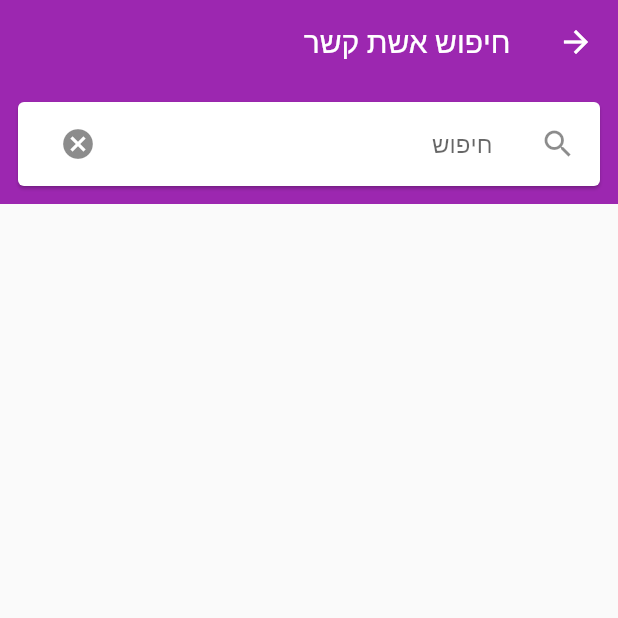
After one commit to ICST-Technion/Womens-Courtyard, a Flutter app: the AddClientPage screen opened directly, scrolled down 176 dp, after a tap on "הוספת איש קשר", on a phone screen of 412 x 824 dp, the top half of it. The commit adds this screen. Run offline on Flutter 3.47's test engine with Material 2 defaults, Android fonts, the phone set to English and light mode, and no system bars; our stand-ins replace charts_flutter, cloud_firestore, cloud_functions, date_format, firebase_auth, firebase_core and 1 more; accounts and stored records are empty.

Commit message:
More Contact Work

```diff
--- a/womens_courtyard/lib/client_entering.dart
+++ b/womens_courtyard/lib/client_entering.dart
@@ -1,7 +1,8 @@
 import 'package:flutter/material.dart';
 import 'package:womens_courtyard/personal_file.dart';
 import 'package:womens_courtyard/user.dart';
-import 'package:womens_courtyard/add_contact.dart' as add_contact_page;
+import 'package:womens_courtyard/search_contact_for_client.dart'
+    as add_contact_page;
 import 'package:womens_courtyard/bottom_navigation_bar.dart'
     as bottom_navigation_bar;
 import 'package:cloud_functions/cloud_functions.dart';
@@ -35,6 +36,8 @@ class _AddClientPageState extends State<AddClientPage> {
 
   List<String> nationalityOptions = ['יהודיה', 'ערביה', 'אחר'];
   String nationality = 'אחר';
+  //map of contacts
+  List<ContactFile> contacts = [];
 
   @override
   void dispose() {
@@ -261,25 +264,26 @@ class _AddClientPageState extends State<AddClientPage> {
                     style: TextStyle(fontSize: 20),
                   ),
                 ),
+                getContactsContainer(),
                 Padding(
                   padding: const EdgeInsets.all(40.0),
                   child: ElevatedButton(
-                      child: Text('הוספת איש קשר'),
-                      onPressed: () {
-                        Navigator.push(
-                            context,
-                            MaterialPageRoute(
-                                builder: (context) =>
-                                    add_contact_page.AddContactPage()));
-                      },
-                      style: ElevatedButton.styleFrom(
-                          primary: Color.fromRGBO(250, 84, 9, 0),
-                          elevation: 4,
-                          minimumSize: Size(10, 10),
-                          textStyle:
-                              TextStyle(color: Colors.white, fontSize: 20),
-                          shape: RoundedRectangleBorder(
-                              borderRadius: BorderRadius.circular(30.0)))),
+                    child: Text('הוספת איש קשר'),
+                    onPressed: () async {
+                      ContactFile chosenContact = await Navigator.push(
+                          context,
+                          MaterialPageRoute(
+                              builder: (context) =>
+                                  add_contact_page.SearchContactForClient()));
+                      if (chosenContact != null &&
+                          chosenContact != Null &&
+                          contactIsNotIn(contacts, chosenContact)) {
+                        contacts.add(chosenContact);
+                        setState(() {});
+                        print("added to contacts, and reloded state");
+                      }
+                    },
+                  ),
                 ),
                 SizedBox(
                   height: 10.0,
@@ -329,7 +333,10 @@ class _AddClientPageState extends State<AddClientPage> {
                               idNo: idNoTextController.text,
                               phone: phoneNumberTextController.text,
                               nationality: nationality,
-                              pDec: processDescriptionTextController.text);
+                              pDec: processDescriptionTextController.text,
+                              contactKeys: contacts
+                                  .map((contact) => contact.key)
+                                  .toList());
                           ScaffoldMessenger.of(context).showSnackBar(
                             const SnackBar(content: Text('הכנסת תיק מוצלחת')),
                           );
@@ -354,6 +361,48 @@ class _AddClientPageState extends State<AddClientPage> {
         ),
       ),
     );
+  }
+
+  Container getContactsContainer() {
+    if (contacts.length > 0) {
+      return Container(
+        height: 100,
+        child: new ListView.builder(
+          itemCount: contacts.length,
+          itemBuilder: (context, index) {
+            return new Card(
+              child: new ListTile(
+                leading: Icon(Icons.contact_page),
+                trailing: IconButton(
+                    icon: Icon(Icons.delete),
+                    onPressed: () {
+                      setState(() {
+                        contacts.remove(contacts[index]);
+                      });
+                      print("got here" + contacts.length.toString());
+                    }),
+                title: new Text(
+                    contacts[index].firstName + " " + contacts[index].lastName),
+                subtitle: new Text(contacts[index].field),
+                onTap: () {},
+              ),
+              margin: const EdgeInsets.all(0.0),
+            );
+          },
+        ),
+      );
+    } else {
+      return Container();
+    }
+  }
+
+  bool contactIsNotIn(List<ContactFile> existing, ContactFile newContact) {
+    for (int i = 0; i < existing.length; i++) {
+      if (existing[i].key == newContact.key) {
+        return false;
+      }
+    }
+    return true;
   }
 
   AppBar getHomepageAppBar() {
@@ -392,7 +441,8 @@ class _AddClientPageState extends State<AddClientPage> {
       required String phone,
       required String nationality,
       required String pDec,
-      bool? inAssignment}) async {
+      bool? inAssignment,
+      List<String>? contactKeys}) async {
     // DatabaseReference ref = FirebaseDatabase.instance.ref('clients/$idNo');
     getPersonalFileRef()
         .add({
@@ -408,7 +458,8 @@ class _AddClientPageState extends State<AddClientPage> {
           'inAssignment': inAssignment,
           'processes': [],
           'appointmentHistory': [],
-          'attendances': []
+          'attendances': [],
+          'contacts': contactKeys ?? []
         })
         .then((_) => print('added'))
         .catchError((e) => print('update failed $e'));
--- a/womens_courtyard/lib/edit_contact.dart
+++ b/womens_courtyard/lib/edit_contact.dart
@@ -107,7 +107,7 @@ class _EditContactPageState extends State<EditContactPage> {
   }
 
   AppBar getHomepageAppBar() {
-    return AppBar(title: Text('עריכת איש קשר'), actions: [
+    return AppBar(title: Text('צפייה באיש/ת קשר'), actions: [
       IconButton(
         icon: Icon(
           Icons.account_circle,
--- a/womens_courtyard/lib/personal_file.dart
+++ b/womens_courtyard/lib/personal_file.dart
@@ -51,6 +51,15 @@ class ContactFile {
       phoneNo: doc.data()['phoneNo'],
       email: doc.data()['email'] ?? 'no email',
       info: doc.data()['info']);
+
+  factory ContactFile.fromDocNoQuery(DocumentSnapshot<Map> doc) => ContactFile(
+      key: doc.id,
+      firstName: doc.data()?['firstName'],
+      lastName: doc.data()?['lastName'],
+      field: doc.data()?['field'],
+      phoneNo: doc.data()?['phoneNo'],
+      email: doc.data()?['email'] ?? 'no email',
+      info: doc.data()?['info']);
 }
 
 class PersonalFile {
@@ -67,6 +76,7 @@ class PersonalFile {
   final List<String> processes;
   final List<Appointment> appointments;
   final List<Attendance> attendances;
+  final List<String> contactKeys;
 
   PersonalFile(
       {required this.key,
@@ -81,7 +91,8 @@ class PersonalFile {
       required this.inAssignment,
       required this.processes,
       required this.appointments,
-      required this.attendances});
+      required this.attendances,
+      required this.contactKeys});
 
   factory PersonalFile.fromDoc(QueryDocumentSnapshot<Map> doc) => PersonalFile(
       key: doc.id,
@@ -111,7 +122,8 @@ class PersonalFile {
       attendances: List<Attendance>.from(doc.data()['attendances']?.map((att) =>
               Attendance(
                   date: att['date']!.toDate(), comment: att['comment']!)) ??
-          []));
+          []),
+      contactKeys: List<String>.from(doc.data()['contacts'] ?? []));
 }
 
 Future<QuerySnapshot<Map<String, dynamic>>> getPersonalFileDocs() async {
--- /dev/null
+++ b/womens_courtyard/lib/search_contact_for_client.dart
@@ -0,0 +1,128 @@
+import 'dart:async';
+import 'package:flutter/material.dart';
+import 'package:womens_courtyard/personal_file.dart';
+
+class SearchContactForClient extends StatefulWidget {
+  SearchContactForClient({Key? key, this.title = ''}) : super(key: key);
+
+  final String title;
+
+  @override
+  _SearchContactForClientState createState() =>
+      new _SearchContactForClientState();
+}
+
+class _SearchContactForClientState extends State<SearchContactForClient> {
+  TextEditingController controller = new TextEditingController();
+
+  // Get json result and convert it to model. Then add
+  Future<Null> getUserDetails() async {
+    try {
+      _contactDetails = [];
+      final response = await getContactsDocs();
+      for (final doc in response.docs) {
+        _contactDetails.add(ContactFile.fromDoc(doc));
+      }
+      _contactDetails.sort((a, b) => a.firstName.compareTo(b.firstName));
+      setState(() {});
+    } catch (e) {
+      print('caught $e');
+    }
+  }
+
+  @override
+  void initState() {
+    super.initState();
+
+    getUserDetails();
+  }
+
+  @override
+  Widget build(BuildContext context) {
+    return Directionality(
+      textDirection: TextDirection.rtl,
+      child: new Scaffold(
+        appBar: new AppBar(
+          title: new Text('חיפוש אשת קשר'),
+          elevation: 0.0,
+        ),
+        body: new Column(
+          children: <Widget>[
+            new Container(
+              color: Theme.of(context).primaryColor,
+              child: new Padding(
+                padding: const EdgeInsets.all(8.0),
+                child: new Card(
+                  child: Container(
+                    child: new ListTile(
+                      leading: new Icon(Icons.search),
+                      title: new TextField(
+                        controller: controller,
+                        decoration: new InputDecoration(
+                            hintText: 'חיפוש', border: InputBorder.none),
+                        onChanged: onSearchTextChanged,
+                      ),
+                      trailing: new IconButton(
+                        icon: new Icon(Icons.cancel),
+                        onPressed: () {
+                          controller.clear();
+                          onSearchTextChanged('');
+                        },
+                      ),
+                    ),
+                  ),
+                ),
+              ),
+            ),
+            new Expanded(
+                child: _searchResult.length != 0 || controller.text.isNotEmpty
+                    ? createFilesWidget(_searchResult)
+                    : createFilesWidget(_contactDetails)),
+          ],
+        ),
+      ),
+    );
+  }
+
+  onSearchTextChanged(String text) async {
+    _searchResult.clear();
+    if (text.isEmpty) {
+      setState(() {});
+      return;
+    }
+
+    _contactDetails.forEach((contact) {
+      if (contact.firstName.contains(text)) _searchResult.add(contact);
+    });
+    _contactDetails.sort((a, b) => a.firstName.compareTo(b.firstName));
+
+    setState(() {});
+  }
+
+  Container createFilesWidget(List<ContactFile> contacts) {
+    return Container(
+      height: 750,
+      child: new ListView.builder(
+        // Search query results
+        itemCount: contacts.length,
+        itemBuilder: (context, index) {
+          return new Card(
+            child: new ListTile(
+              leading: Icon(Icons.contact_page),
+              title: new Text(contacts[index].firstName),
+              subtitle: new Text(contacts[index].field),
+              onTap: () {
+                Navigator.of(context, rootNavigator: true).pop(contacts[index]);
+              },
+            ),
+            margin: const EdgeInsets.all(0.0),
+          );
+        },
+      ),
+    );
+  }
+}
+
+List<ContactFile> _searchResult = [];
+
+List<ContactFile> _contactDetails = [];
```
Also changed, not shown: womens_courtyard/lib/client_editing.dart (+90 -36 lines), womens_courtyard/lib/personal_file_search_page.dart (+18 -5 lines), womens_courtyard/lib/view_personal_file.dart (renamed from womens_courtyard/lib/edit_personal_file.dart, +41 -5 lines).
